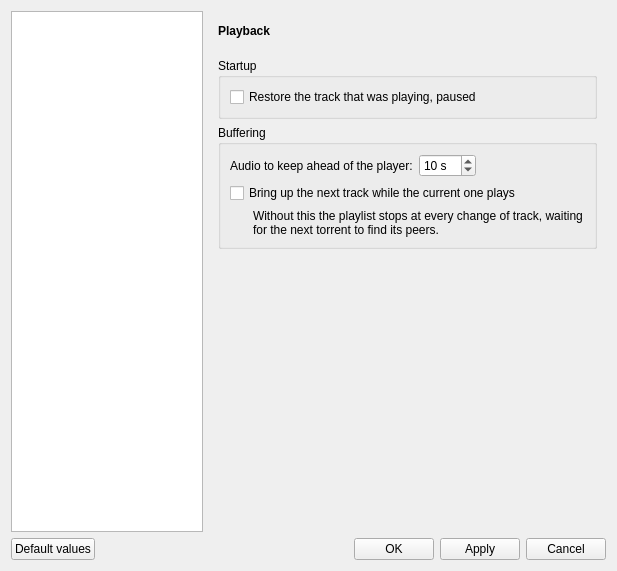
The window that src/grooveoff/ConfigDialog.ui (gcala/grooveoff) describes before a commit, drawn with Qt 5.
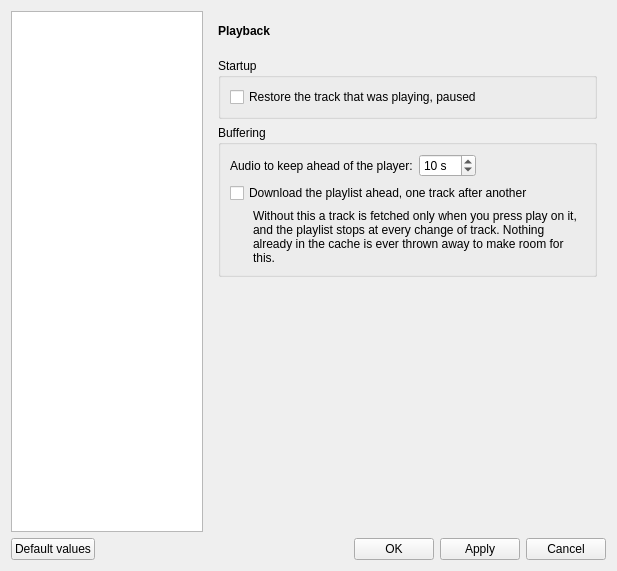
The same window after the commit.

Commit message: Fetch the playlist ahead instead of waiting to be asked

```diff
--- a/src/grooveoff/ConfigDialog.ui
+++ b/src/grooveoff/ConfigDialog.ui
@@ -155,14 +155,14 @@
             <item>
              <widget class="QCheckBox" name="prefetchNext">
               <property name="text">
-               <string>Bring up the next track while the current one plays</string>
+               <string>Download the playlist ahead, one track after another</string>
               </property>
              </widget>
             </item>
             <item>
              <widget class="QLabel" name="prefetchHint">
               <property name="text">
-               <string>Without this the playlist stops at every change of track, waiting for the next torrent to find its peers.</string>
+               <string>Without this a track is fetched only when you press play on it, and the playlist stops at every change of track. Nothing already in the cache is ever thrown away to make room for this.</string>
               </property>
               <property name="wordWrap">
                <bool>true</bool>
```
Left out of the diff: 4 changed lines with no effect on the pictures. The commit also changes 28 other files.
